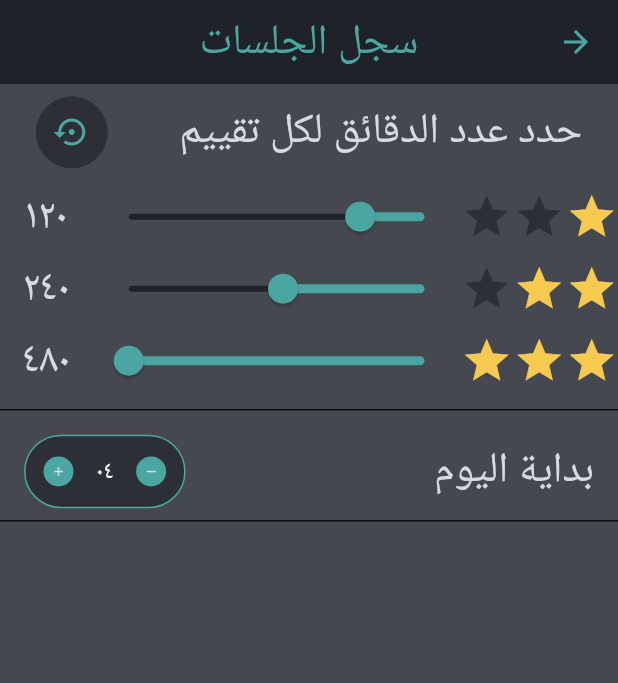
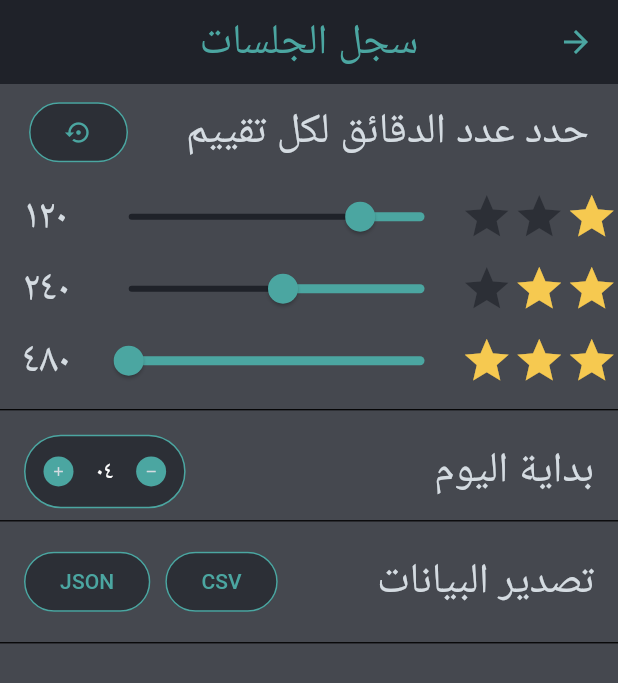
Before and after one commit to BaselCS/salad_of_achievement, a Flutter app: the AppSettingsPage screen opened by its route, on a phone screen of 412 x 824 dp. Shown: the top 683 px of the screen. Run offline on Flutter 3.47's test engine with Material 3 defaults, Android fonts, the phone set to English and light mode, and no system bars; our stand-ins replace awesome_notifications, circular_countdown_timer, flutter_animation_progress_bar, hijri, objectbox, share_plus; generated files the repository leaves out were written again.

Commit message:
إضافة تصدير البيانات

```diff
--- a/lib/Pages/settings.dart
+++ b/lib/Pages/settings.dart
@@ -5,6 +5,7 @@ import 'package:provider/provider.dart';
 import 'package:salad_of_achievement/logical/hijri_logic.dart';
 import '../DB/models/object_box.dart';
 import '../utilities/const.dart';
+import '../utilities/database_exporter.dart';
 
 //ضف إعددات لمتى يحول اليوم
 class AppSettingsPage extends StatelessWidget {
@@ -51,6 +52,53 @@ class Body extends StatelessWidget {
         ),
         Container(width: MediaQuery.of(context).size.width, height: MediaQuery.of(context).size.height * 0.001, color: Colors.black..withAlpha(127)),
         const Spacer(),
+        Padding(
+          padding: EdgeInsets.symmetric(horizontal: 16, vertical: 8),
+          child: Row(
+            mainAxisAlignment: MainAxisAlignment.spaceBetween,
+            children: [
+              const Text("تصدير البيانات"),
+              Row(
+                children: [
+                  Tooltip(
+                    message: "تصدير كـ CSV",
+                    child: OutlinedButton(
+                      onPressed: () {
+                        final objectBox = Provider.of<ObjectBoxState>(context, listen: false);
+                        DatabaseExporter(objectBox).exportSessionsToCsv();
+                      },
+                      style: OutlinedButton.styleFrom(
+                        side: BorderSide(color: kActionColor..withAlpha(127)),
+                        shape: RoundedRectangleBorder(borderRadius: BorderRadius.circular(30)),
+                        backgroundColor: kBackGroundColor..withAlpha(127),
+                      ),
+                      child: Text("CSV", style: TextStyle(color: kActionColor..withAlpha(127))),
+                    ),
+                  ),
+                  const SizedBox(width: 10),
+                  Tooltip(
+                    message: "تصدير كـ JSON",
+                    child: OutlinedButton(
+                      onPressed: () {
+                        final objectBox = Provider.of<ObjectBoxState>(context, listen: false);
+                        DatabaseExporter(objectBox).exportToJson();
+                      },
+                      style: OutlinedButton.styleFrom(
+                        side: BorderSide(color: kActionColor..withAlpha(127)),
+                        shape: RoundedRectangleBorder(borderRadius: BorderRadius.circular(30)),
+                        backgroundColor: kBackGroundColor..withAlpha(127),
+                      ),
+                      child: Text("JSON", style: TextStyle(color: kActionColor..withAlpha(127))),
+                    ),
+                  ),
+                ],
+              ),
+            ],
+          ),
+        ),
+        const Spacer(),
+        Container(width: MediaQuery.of(context).size.width, height: MediaQuery.of(context).size.height * 0.001, color: Colors.black..withAlpha(127)),
+        const Spacer(),
       ],
     );
   }
@@ -61,17 +109,19 @@ class ReSet extends StatelessWidget {
 
   @override
   Widget build(BuildContext context) {
-    return Container(
-      decoration: BoxDecoration(color: kBackGroundColor..withAlpha(127), borderRadius: BorderRadius.circular(25)),
-      child: IconButton(
-        onPressed: () {
-          final ObjectBoxState dataProvider = Provider.of<ObjectBoxState>(context, listen: false);
-          dataProvider.setDefaultSettings();
+    return OutlinedButton(
+      onPressed: () {
+        final ObjectBoxState dataProvider = Provider.of<ObjectBoxState>(context, listen: false);
+        dataProvider.setDefaultSettings();
 
-          Navigator.popAndPushNamed(context, ModalRoute.of(context)!.settings.name!);
-        },
-        icon: Icon(Icons.settings_backup_restore, color: kActionColor..withAlpha(127)),
+        Navigator.popAndPushNamed(context, ModalRoute.of(context)!.settings.name!);
+      },
+      style: OutlinedButton.styleFrom(
+        side: BorderSide(color: kActionColor..withAlpha(127)),
+        shape: RoundedRectangleBorder(borderRadius: BorderRadius.circular(30)),
+        backgroundColor: kBackGroundColor..withAlpha(127),
       ),
+      child: Icon(Icons.settings_backup_restore_outlined, color: kActionColor..withAlpha(127)),
     );
   }
 }
--- /dev/null
+++ b/lib/utilities/database_exporter.dart
@@ -0,0 +1,72 @@
+import 'dart:convert';
+import 'dart:io';
+import 'package:flutter/material.dart'; // for debugPrint or just use print
+import 'package:path_provider/path_provider.dart';
+import 'package:share_plus/share_plus.dart';
+import '../DB/models/object_box.dart';
+
+class DatabaseExporter {
+  final ObjectBoxState objectBox;
+
+  DatabaseExporter(this.objectBox);
+
+  /// Exports the entire database (Sessions, Activities, FruitUsage) to a JSON file
+  Future<void> exportToJson() async {
+    try {
+      // 1. Gather all data
+      final sessions = objectBox.getAllSessions().map((e) => e.toMap()).toList();
+      final activities = objectBox.getAllActivities().map((e) => e.toMap()).toList();
+
+      // Handle FruitUsage specially since its toMap returns Map<int,int> which isn't valid JSON
+      final fruitUsage = objectBox.getAllFruitUsage().map((e) => {'id': e.id, 'usageCount': e.usageCount}).toList();
+
+      final Map<String, dynamic> data = {
+        'sessions': sessions,
+        'activities': activities,
+        'fruit_usage': fruitUsage,
+        'export_date': DateTime.now().toIso8601String(),
+      };
+
+      // 2. Convert to JSON String
+      final String jsonString = jsonEncode(data);
+
+      // 3. Write to file
+      final directory = await getApplicationDocumentsDirectory();
+      final file = File('${directory.path}/salad_achievement_backup.json');
+      await file.writeAsString(jsonString);
+
+      // 4. Share the file
+      await Share.shareXFiles([XFile(file.path)], text: 'Salad of Achievement Backup (JSON)');
+    } catch (e) {
+      debugPrint("Error exporting JSON: $e");
+    }
+  }
+
+  /// Exports the Sessions to a CSV file (Spreadsheet compatible)
+  Future<void> exportSessionsToCsv() async {
+    try {
+      final sessions = objectBox.getAllSessions();
+
+      // 1. Create CSV String manually
+      // Header
+      String csvContent = 'ID,Date,Time Spent (min),Activity Name\n';
+
+      // Rows
+      for (var session in sessions) {
+        // Escape commas in activity name if necessary to avoid breaking CSV format
+        final cleanActivityName = session.activityName.replaceAll(',', ' ');
+        csvContent += '${session.id},${session.date},${session.timeSpent},$cleanActivityName\n';
+      }
+
+      // 2. Write to file
+      final directory = await getApplicationDocumentsDirectory();
+      final file = File('${directory.path}/sessions_export.csv');
+      await file.writeAsString(csvContent);
+
+      // 3. Share the file
+      await Share.shareXFiles([XFile(file.path)], text: 'Sessions Export (CSV)');
+    } catch (e) {
+      debugPrint("Error exporting CSV: $e");
+    }
+  }
+}
--- a/pubspec.yaml
+++ b/pubspec.yaml
@@ -30,6 +30,8 @@ dependencies:
 
   collection: ^1.18.0
   flutter_animation_progress_bar: ^2.3.1
+  path_provider: ^2.1.5
+  share_plus: ^12.0.1
 
 dev_dependencies:
   flutter_test:
```
Also changed, not shown: pubspec.lock.
